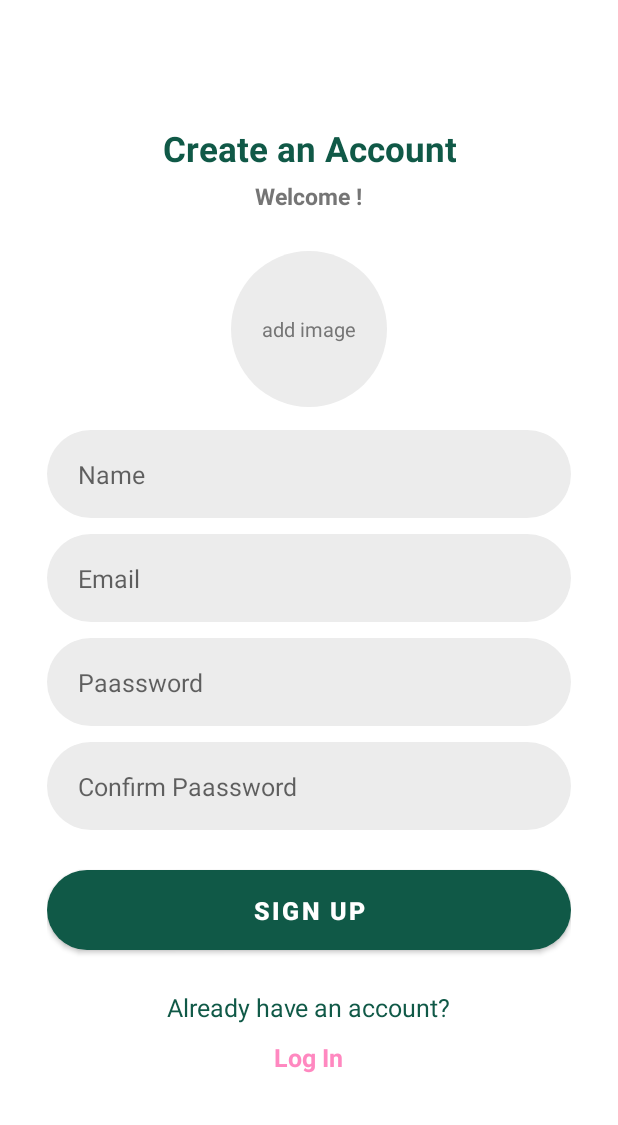
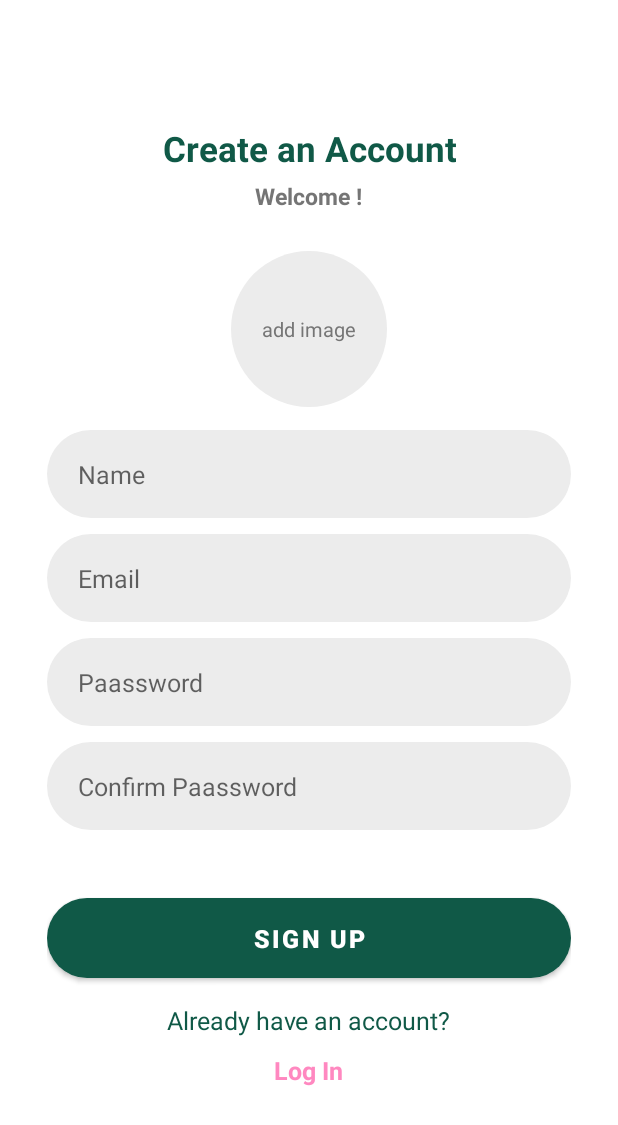
Before and after one commit to gauravr397/FireChat, an Android app: the SignUpActivity screen opened directly, with no data from a screen before it, on a phone screen of 412 x 824 dp. Shown: the top 1125 px of the screen. Run offline under Robolectric (Android 15) with nearby library versions, the phone set to English and light mode, and no system bars; our stand-ins replace sdp/ssp sizes; plain views replace RoundedImageView.

Commit message:
SignUpActivity UI -->

```diff
--- a/app/src/main/res/layout/activity_sign_up.xml
+++ b/app/src/main/res/layout/activity_sign_up.xml
@@ -115,22 +115,35 @@
             android:textColor="@color/primary_text"
             android:textSize="@dimen/_13sdp"/>
 
+<FrameLayout
+    android:layout_width="match_parent"
+    android:layout_height="wrap_content"
+    android:layout_marginTop="@dimen/_30sdp"
+    android:animateLayoutChanges="true">
 
     <com.google.android.material.button.MaterialButton
         android:layout_width="match_parent"
         android:layout_height="@dimen/_50sdp"
         android:id="@+id/buttonSignUp"
-            android:layout_marginTop="@dimen/_16sdp"
         android:text="SIGN UP"
         android:textColor="@color/white"
         android:textSize="@dimen/_13sdp"
         android:textStyle="bold"
         app:cornerRadius="@dimen/_100sdp"
         app:backgroundTint="@color/primary"/>
+    <ProgressBar
+        android:layout_width="@dimen/_25sdp"
+        android:layout_height="@dimen/_25sdp"
+        android:layout_gravity="center"
+        android:visibility="invisible"
+        android:id="@+id/progressbar"/>
+
+</FrameLayout>
+
         <TextView
             android:layout_width="wrap_content"
             android:layout_height="wrap_content"
-            android:layout_marginTop="@dimen/_16sdp"
+            android:layout_marginTop="@dimen/_8sdp"
             android:text="Already have an account?"
             android:textColor="@color/primary"
             android:textSize="@dimen/_13sdp"/>
```
Lines whose indentation alone changed are shown as unchanged.
